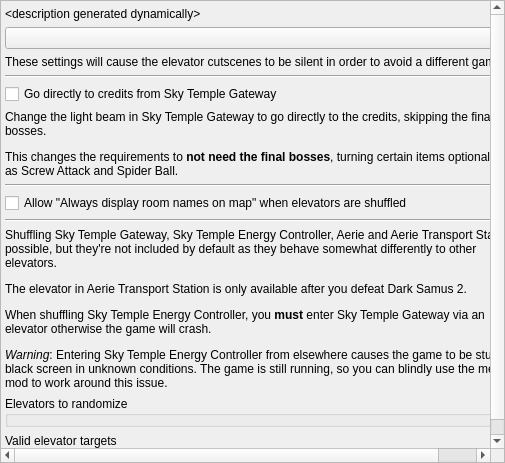
randovania/randovania, file randovania/gui/ui_files/preset_elevators.ui: the form before one commit.
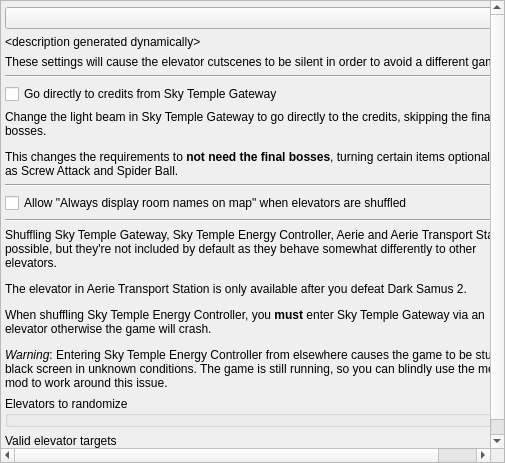
The form after the commit. Custom widgets are drawn as their Qt base class.

Commit message: Implement elevator Shuffle

What changed in the file:
```diff
--- a/randovania/gui/ui_files/preset_elevators.ui
+++ b/randovania/gui/ui_files/preset_elevators.ui
@@ -60,6 +60,9 @@
         <property name="bottomMargin">
          <number>0</number>
         </property>
+        <item>
+         <widget class="ScrollProtectedComboBox" name="elevators_combo"/>
+        </item>
         <item>
          <widget class="QLabel" name="elevators_description_label">
           <property name="text">
@@ -70,9 +73,6 @@
           </property>
          </widget>
         </item>
-        <item>
-         <widget class="ScrollProtectedComboBox" name="elevators_combo"/>
-        </item>
         <item>
          <widget class="QLabel" name="elevators_help_sound_bug_label">
           <property name="text">
```
Left out of the diff: 3 changed lines with no effect on the pictures. The commit also changes 9 other files.
